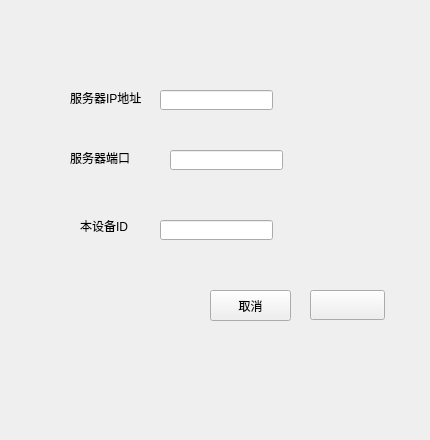
Above: Qt source code/options.ui from stan12138/Filer before the change. Below: the same form after it.
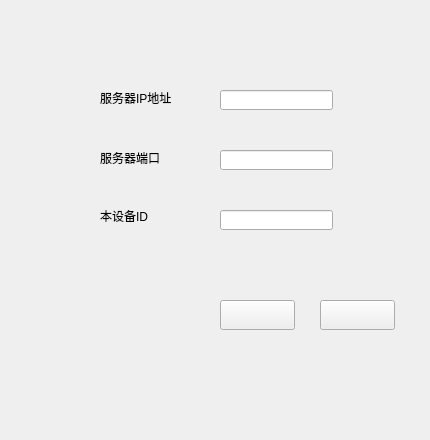
That is the form after the change. Icons and pictures are not drawn.

```diff
--- a/Qt source code/options.ui
+++ b/Qt source code/options.ui
@@ -21,7 +21,7 @@
   <widget class="QLabel" name="label">
    <property name="geometry">
     <rect>
-     <x>70</x>
+     <x>100</x>
      <y>90</y>
      <width>81</width>
      <height>16</height>
@@ -34,8 +34,8 @@
   <widget class="QLabel" name="label_2">
    <property name="geometry">
     <rect>
-     <x>80</x>
-     <y>220</y>
+     <x>100</x>
+     <y>210</y>
      <width>54</width>
      <height>12</height>
     </rect>
@@ -47,8 +47,8 @@
   <widget class="QLineEdit" name="ID">
    <property name="geometry">
     <rect>
-     <x>160</x>
-     <y>220</y>
+     <x>220</x>
+     <y>210</y>
      <width>113</width>
      <height>20</height>
     </rect>
@@ -57,7 +57,7 @@
   <widget class="QLineEdit" name="IP">
    <property name="geometry">
     <rect>
-     <x>160</x>
+     <x>220</x>
      <y>90</y>
      <width>113</width>
      <height>20</height>
@@ -67,8 +67,8 @@
   <widget class="QPushButton" name="option_confirm">
    <property name="geometry">
     <rect>
-     <x>310</x>
-     <y>290</y>
+     <x>320</x>
+     <y>300</y>
      <width>75</width>
      <height>30</height>
     </rect>
@@ -84,7 +84,7 @@
   <widget class="QLabel" name="label_3">
    <property name="geometry">
     <rect>
-     <x>70</x>
+     <x>100</x>
      <y>150</y>
      <width>61</width>
      <height>16</height>
@@ -97,7 +97,7 @@
   <widget class="QLineEdit" name="Port">
    <property name="geometry">
     <rect>
-     <x>170</x>
+     <x>220</x>
      <y>150</y>
      <width>113</width>
      <height>20</height>
@@ -107,14 +107,24 @@
   <widget class="QPushButton" name="cancle">
    <property name="geometry">
     <rect>
-     <x>210</x>
-     <y>290</y>
-     <width>81</width>
-     <height>31</height>
+     <x>220</x>
+     <y>300</y>
+     <width>75</width>
+     <height>30</height>
     </rect>
    </property>
    <property name="text">
-    <string>取消</string>
+    <string/>
+   </property>
+   <property name="icon">
+    <iconset resource="resource.qrc">
+     <normaloff>:/icon/images/button_cancle.svg</normaloff>:/icon/images/button_cancle.svg</iconset>
+   </property>
+   <property name="iconSize">
+    <size>
+     <width>18</width>
+     <height>18</height>
+    </size>
    </property>
   </widget>
  </widget>
```
